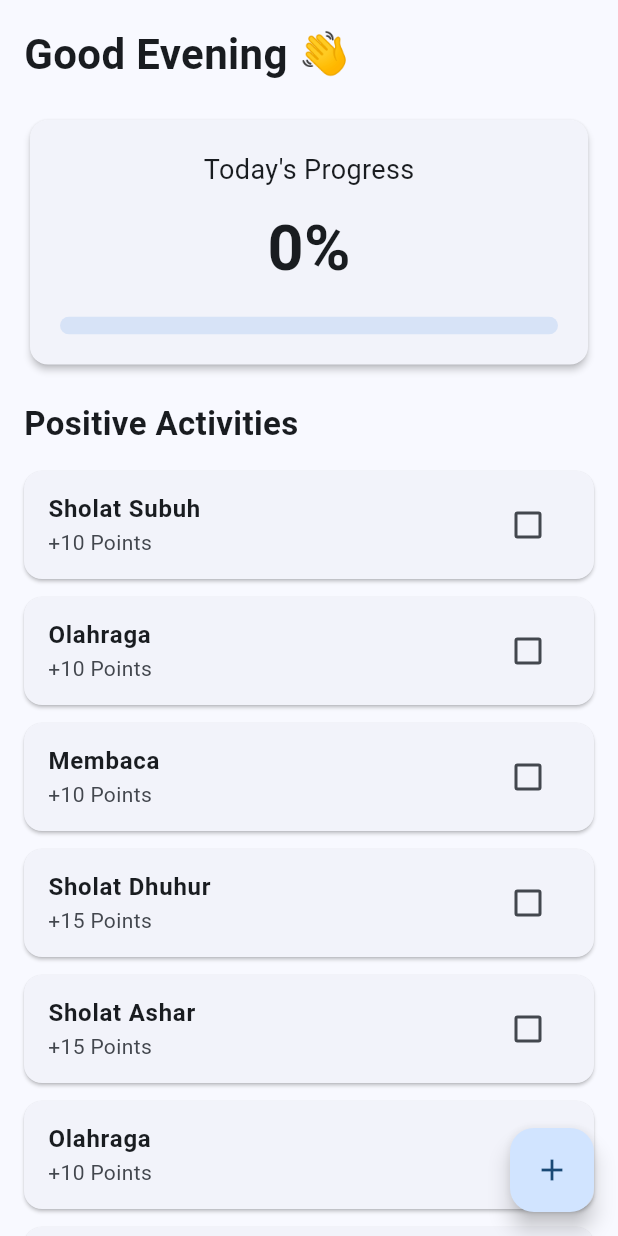
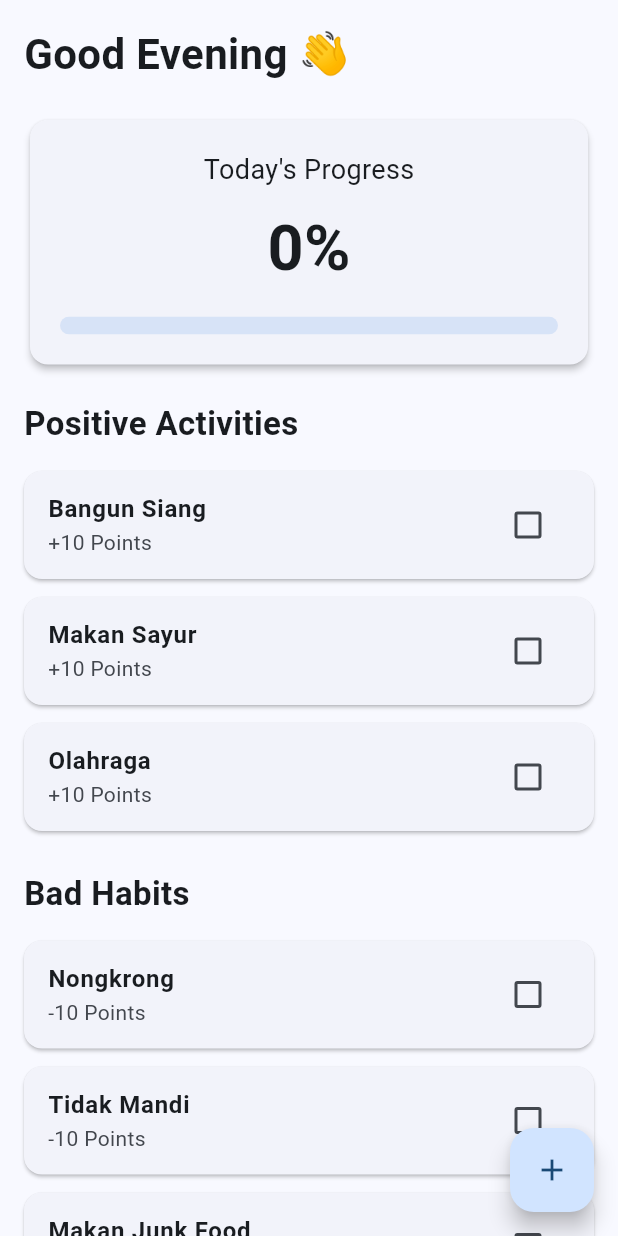
Before and after one commit to anharsaja/offline_agenda_flutter, a Flutter app: the screen it shows after launch, on a phone screen of 412 x 824 dp. Run offline on Flutter 3.47's test engine with Material 3 defaults, Android fonts, the phone set to English and light mode, and no system bars; our stand-ins replace drift; accounts and stored records are empty; generated files the repository leaves out were written again.

Commit message:
:sparkles: build sqlite with g.dart

```diff
--- /dev/null
+++ b/lib/database/tables/activities.dart
@@ -0,0 +1,12 @@
+import 'package:drift/drift.dart';
+
+class Activities extends Table {
+  TextColumn get id => text()();
+  TextColumn get name => text()();
+  TextColumn get category => text()();
+  IntColumn get point => integer()();
+  BoolColumn get isDaily => boolean()();
+  DateTimeColumn get createdAt => dateTime()();
+  @override
+  Set<Column> get primaryKey => {id};
+}
--- a/lib/pages/dashboard_page.dart
+++ b/lib/pages/dashboard_page.dart
@@ -13,23 +13,18 @@ class DashboardPage extends StatefulWidget {
 }
 
 class _DashboardPageState extends State<DashboardPage> {
+  // final repository = ActivityRepository();
+
   final List<Activity> goodActivities = [
-    Activity(name: "Sholat Subuh", point: 10, done: false),
+    Activity(name: "Bangun Siang", point: 10, done: false),
+    Activity(name: "Makan Sayur", point: 10, done: false),
     Activity(name: "Olahraga", point: 10, done: false),
-    Activity(name: "Membaca", point: 10, done: false),
-    Activity(name: "Sholat Dhuhur", point: 15, done: false),
-    Activity(name: "Sholat Ashar", point: 15, done: false),
-    Activity(name: "Olahraga", point: 10, done: false),
-    Activity(name: "Sholat Maghrib", point: 10, done: false),
-    Activity(name: "Sholat Isya", point: 10, done: false),
-    Activity(name: "Tidur jam 9", point: 10, done: false),
   ];
-
   final List<Activity> badActivities = [
-    Activity(name: "Bangun Siang", point: -10, done: false),
     Activity(name: "Nongkrong", point: -10, done: false),
     Activity(name: "Tidak Mandi", point: -10, done: false),
-  ];
+    Activity(name: "Makan Junk Food", point: -10, done: false),
+    ];
 
   double get progress {
     int total = 0;
@@ -63,8 +58,10 @@ class _DashboardPageState extends State<DashboardPage> {
 
     setState(() {
       if (activity.point >= 0) {
+        // repository.add(activity);
         goodActivities.add(activity);
       } else {
+        // repository.add(activity);
         badActivities.add(activity);
       }
     });
--- /dev/null
+++ b/lib/repositories/activity_repositories.dart
@@ -0,0 +1,19 @@
+import '../../models/activity.dart';
+
+class ActivityRepository {
+
+  final List<Activity> _activities = [];
+
+  List<Activity> getAll() {
+    return _activities;
+  }
+
+  void add(Activity activity) {
+    _activities.add(activity);
+  }
+
+  void delete(Activity activity) {
+    _activities.remove(activity);
+  }
+
+}
```
Also changed, not shown: lib/database/app_database.dart (added, +44 -0 lines), lib/extensions/activity_category_extension.dart (added, +25 -0 lines), lib/models/activity.dart (+27 -0 lines), lib/models/activity_category.dart (added, +7 -0 lines), pubspec.yaml (+7 -0 lines), lib/database/app_database.g.dart (added), lib/database/tables/daily_logs.dart (added), pubspec.lock, 2 other files.
